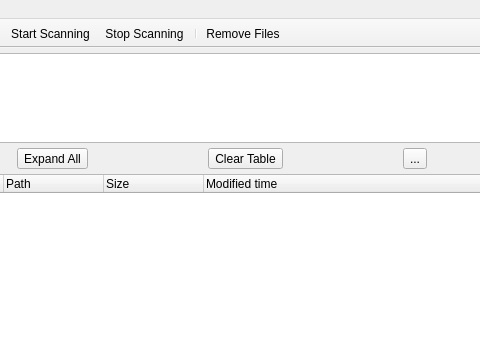
Qt form mainwindow.ui (vsklamm/FDuplicate) before a commit; both pictures show x 105 to 585 and y 0 to 343 of the 800 by 600 pixel window.
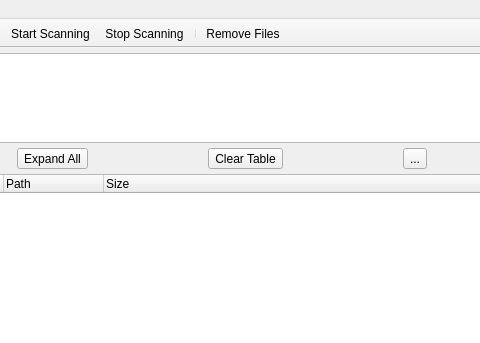
The same form after that commit.

The edit to the form file:
```diff
--- a/mainwindow.ui
+++ b/mainwindow.ui
@@ -221,7 +221,7 @@
        <item>
         <widget class="QTreeWidget" name="treeWidget">
          <property name="columnCount">
-          <number>4</number>
+          <number>3</number>
          </property>
          <column>
           <property name="text">
@@ -238,11 +238,6 @@
            <string notr="true">Size</string>
           </property>
          </column>
-         <column>
-          <property name="text">
-           <string notr="true">Modified time</string>
-          </property>
-         </column>
         </widget>
        </item>
       </layout>
```
Left out of the diff: 5 changed lines with no effect on the pictures.
